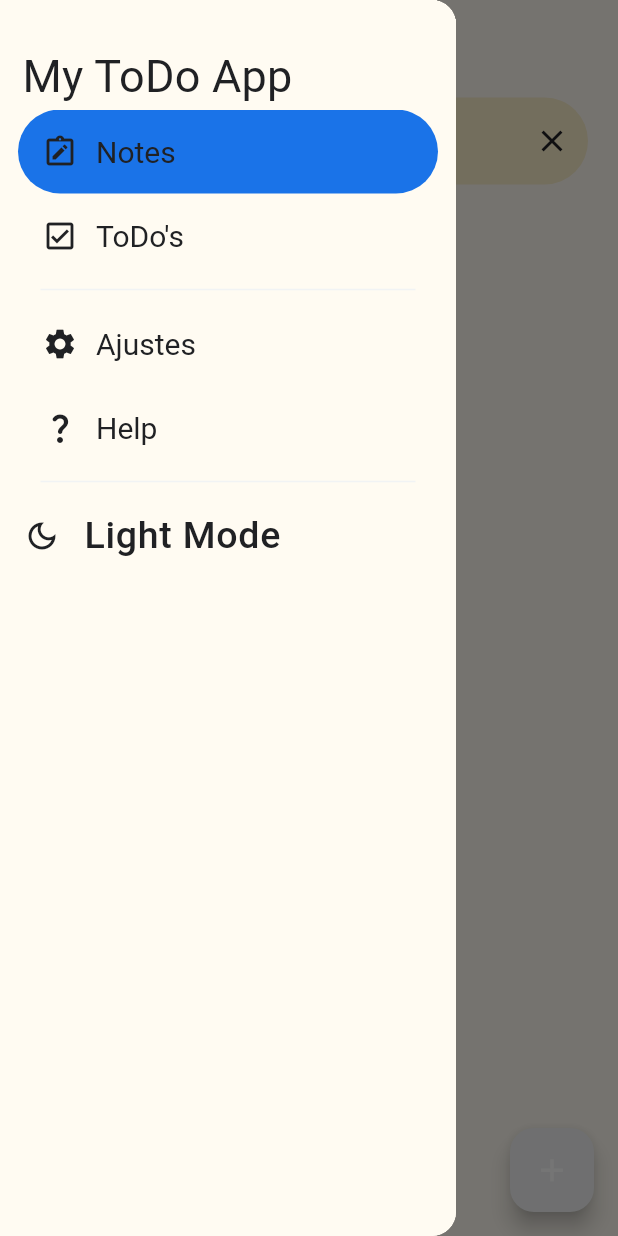
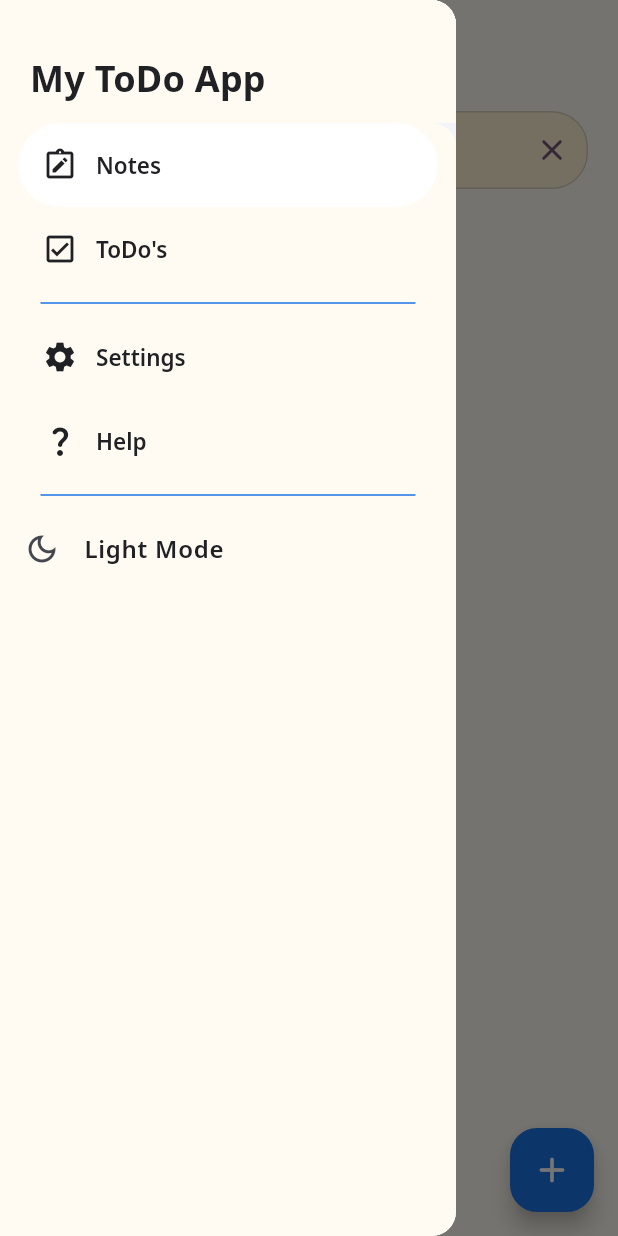
Before and after one commit to Slowriide/to_do_app, a Flutter app: the screen it shows after launch, with the side drawer open, on a phone screen of 412 x 824 dp. Run offline on Flutter 3.47's test engine with Material 3 defaults, Android fonts, the phone set to English and light mode, and no system bars; our stand-ins replace bloc, equatable, flutter_bloc, flutter_local_notifications, flutter_timezone, go_router and 4 more; accounts and stored records are empty; generated files the repository leaves out were written again.

Commit message:
Commit all pending repository changes

```diff
--- a/lib/common/widgets/my_drawer.dart
+++ b/lib/common/widgets/my_drawer.dart
@@ -30,11 +30,17 @@ class _MyDrawerState extends State<MyDrawer> {
       child: Column(
         children: [
           Container(
-            padding: const EdgeInsets.fromLTRB(15, 28, 0, 0),
+            padding: const EdgeInsets.fromLTRB(20, 34, 0, 12),
             decoration: BoxDecoration(color: theme.surface),
             child: Align(
               alignment: Alignment.bottomLeft,
-              child: Text("My ToDo App", style: textStyles.titleMedium),
+              child: Text(
+                "My ToDo App",
+                style: textStyles.titleMedium?.copyWith(
+                  fontSize: 24,
+                  fontWeight: FontWeight.w700,
+                ),
+              ),
             ),
           ),
           Expanded(
@@ -79,7 +85,7 @@ class _MyDrawerState extends State<MyDrawer> {
                 ),
                 NavigationDrawerDestination(
                   icon: Icon(Icons.settings),
-                  label: Text('Ajustes'),
+                  label: Text('Settings'),
                 ),
                 NavigationDrawerDestination(
                   icon: Icon(Icons.question_mark_rounded),
--- a/lib/core/config/theme/app_theme.dart
+++ b/lib/core/config/theme/app_theme.dart
@@ -2,223 +2,153 @@ import 'package:flutter/material.dart';
 import 'package:google_fonts/google_fonts.dart';
 import 'package:to_do_app/core/config/theme/app_colors.dart';
 
-/// A class that defines the application's theme based on the current mode (dark or light).
-///
-/// It provides methods to get the appropriate [ThemeData] for the application,
-/// and defines text styles for various text elements in the app.
+/// Defines the visual system for both light and dark modes.
 class AppTheme {
   final bool isDarkMode;
   late final AppColors colors;
   AppTheme({required this.isDarkMode}) {
     colors = AppColors(isDarkMode);
   }
-  ThemeData getTheme() {
-    return isDarkMode ? _darkTheme : _lightTheme;
-  }
 
-  final bodySmall = GoogleFonts.roboto()
-      .copyWith(color: const Color.fromARGB(255, 236, 236, 236), fontSize: 18);
-  final titleSmall = GoogleFonts.roboto().copyWith(fontSize: 20);
+  ThemeData getTheme() => isDarkMode ? _darkTheme : _lightTheme;
 
-  ThemeData get _darkTheme => ThemeData.dark().copyWith(
-        scaffoldBackgroundColor: colors.surface,
-        colorScheme: ColorScheme.dark(
-            brightness: Brightness.dark,
+  ThemeData _buildTheme(Brightness brightness) {
+    final scheme = ColorScheme.fromSeed(
+      seedColor: colors.onPrimary,
+      brightness: brightness,
+    ).copyWith(
+      primary: colors.onPrimary,
+      secondary: colors.secondary,
       surface: colors.surface,
       onSurface: colors.onSurface,
-            primary: colors.primary,
-            onPrimary: colors.onPrimary,
-            secondary: colors.secondary,
-            tertiary: colors.tertiary,
-            onTertiary: colors.onTertiary),
-        textTheme: TextTheme(
-          titleLarge: GoogleFonts.roboto().copyWith(
-            fontSize: 50,
-            fontWeight: FontWeight.bold,
-            color: colors.text,
+    );
+
+    final baseText = GoogleFonts.notoSansTextTheme().apply(
+      bodyColor: colors.text,
+      displayColor: colors.text,
+    );
+
+    return ThemeData(
+      useMaterial3: true,
+      brightness: brightness,
+      colorScheme: scheme,
+      scaffoldBackgroundColor: colors.surface,
+      textTheme: baseText.copyWith(
+        titleLarge: baseText.titleLarge?.copyWith(
+          fontSize: 30,
+          fontWeight: FontWeight.w700,
+          letterSpacing: -0.4,
         ),
-          titleMedium: GoogleFonts.roboto().copyWith(
-            fontSize: 30,
-            fontWeight: FontWeight.w400,
-            color: colors.text,
+        titleMedium: baseText.titleMedium?.copyWith(
+          fontSize: 22,
+          fontWeight: FontWeight.w600,
         ),
-          titleSmall: GoogleFonts.roboto().copyWith(fontSize: 20),
-          bodyLarge: GoogleFonts.roboto().copyWith(
-              color: colors.text, fontSize: 25, fontWeight: FontWeight.w500),
-          bodyMedium: GoogleFonts.roboto().copyWith(
-              color: colors.text, fontSize: 19, fontWeight: FontWeight.w500),
-          bodySmall:
-              GoogleFonts.roboto().copyWith(color: colors.text, fontSize: 18),
-          labelSmall:
-              GoogleFonts.roboto().copyWith(color: colors.text, fontSize: 15),
-          labelMedium: GoogleFonts.roboto().copyWith(
-              color: colors.text, fontSize: 16, fontWeight: FontWeight.w600),
+        bodyLarge: baseText.bodyLarge?.copyWith(
+          fontSize: 16,
+          fontWeight: FontWeight.w600,
         ),
-
-        //DATE PICKER
-        datePickerTheme: DatePickerThemeData(
-          cancelButtonStyle: TextButton.styleFrom(foregroundColor: colors.text),
-          confirmButtonStyle:
-              TextButton.styleFrom(foregroundColor: colors.text),
-          dividerColor: Colors.transparent,
-          headerHelpStyle: TextStyle(color: colors.text),
-          headerForegroundColor: colors.text,
-          backgroundColor: Color.fromARGB(255, 17, 17, 17),
-          todayBorder: BorderSide(
-            color: const Color.fromARGB(255, 64, 79, 165),
+        bodyMedium: baseText.bodyMedium?.copyWith(
+          fontSize: 15,
+          height: 1.35,
         ),
-          todayBackgroundColor: WidgetStateProperty.all(colors.purple),
-          yearStyle: TextStyle(color: colors.text),
-          inputDecorationTheme: InputDecorationTheme(
-            hintStyle: TextStyle(color: colors.text),
-            labelStyle: TextStyle(color: colors.purple),
-            focusColor: colors.text,
-            enabledBorder: UnderlineInputBorder(
-                borderSide: BorderSide(color: colors.purple)),
-            focusedBorder: OutlineInputBorder(
-                borderSide: BorderSide(color: colors.purple, width: 2)),
+        bodySmall: baseText.bodySmall?.copyWith(
+          fontSize: 13,
+          height: 1.3,
+          color: colors.tertiary,
         ),
       ),
-
-        //TIME PICKER
-        timePickerTheme: TimePickerThemeData(
-          cancelButtonStyle: TextButton.styleFrom(foregroundColor: colors.text),
-          confirmButtonStyle:
-              TextButton.styleFrom(foregroundColor: colors.text),
-          backgroundColor: Color.fromARGB(255, 17, 17, 17),
-          dialBackgroundColor: Color.fromARGB(255, 17, 17, 17),
-          hourMinuteColor: Color.fromARGB(210, 27, 27, 27),
-          hourMinuteTextColor: colors.text,
-          inputDecorationTheme: InputDecorationTheme(
-            contentPadding: EdgeInsets.symmetric(vertical: 10, horizontal: 12),
-            focusedBorder: OutlineInputBorder(
-              borderSide: BorderSide(color: colors.purple, width: 2),
-              borderRadius: BorderRadius.circular(8),
+      appBarTheme: AppBarTheme(
+        backgroundColor: colors.surface,
+        foregroundColor: colors.onSurface,
+        centerTitle: false,
+        titleTextStyle: GoogleFonts.notoSans(
+          fontSize: 28,
+          fontWeight: FontWeight.w700,
+          color: colors.onSurface,
         ),
-            enabledBorder: OutlineInputBorder(
-              borderSide: BorderSide(color: Colors.transparent, width: 2),
-              borderRadius: BorderRadius.circular(8),
+      ),
+      cardTheme: CardThemeData(
+        color: colors.primary,
+        elevation: 0,
+        margin: EdgeInsets.zero,
+        shape: RoundedRectangleBorder(
+          borderRadius: BorderRadius.circular(18),
+          side: BorderSide(
+            color: colors.tertiary.withValues(alpha: 0.28),
+            width: 1,
           ),
         ),
       ),
-        dialogTheme: DialogThemeData(
-          backgroundColor: Color.fromARGB(255, 17, 17, 17),
+      floatingActionButtonTheme: FloatingActionButtonThemeData(
+        backgroundColor: colors.onPrimary,
+        foregroundColor: Colors.white,
+        shape: RoundedRectangleBorder(borderRadius: BorderRadius.circular(18)),
       ),
-
-        //Tool tip
-        tooltipTheme: TooltipThemeData(
-          textStyle: bodySmall.copyWith(color: colors.text),
-          decoration: BoxDecoration(
-            color: colors.primary,
-            borderRadius: BorderRadius.circular(5),
+      inputDecorationTheme: InputDecorationTheme(
+        hintStyle: TextStyle(color: colors.tertiary),
+        filled: true,
+        fillColor: colors.surface2,
+        contentPadding:
+            const EdgeInsets.symmetric(horizontal: 16, vertical: 14),
+        border: OutlineInputBorder(
+          borderRadius: BorderRadius.circular(24),
+          borderSide: BorderSide(
+            color: colors.tertiary.withValues(alpha: 0.24),
           ),
         ),
-
-        navigationDrawerTheme: NavigationDrawerThemeData(
-          iconTheme: WidgetStatePropertyAll(IconThemeData(color: colors.text)),
-          labelTextStyle:
-              WidgetStatePropertyAll(titleSmall.copyWith(color: colors.text)),
-        ),
-      );
-
-  ThemeData get _lightTheme => ThemeData.light().copyWith(
-        scaffoldBackgroundColor: colors.surface,
-        colorScheme: ColorScheme.light(
-          surface: colors.surface,
-          onSurface: colors.onSurface,
-          primary: colors.primary,
-          onPrimary: colors.onPrimary,
-          secondary: colors.secondary,
-          tertiary: colors.tertiary,
-          onTertiary: colors.text,
-        ),
-        textTheme: TextTheme(
-          titleLarge: GoogleFonts.roboto().copyWith(
-            fontSize: 50,
-            fontWeight: FontWeight.bold,
-            color: colors.text,
-          ),
-          titleMedium: GoogleFonts.roboto().copyWith(
-            fontSize: 30,
-            fontWeight: FontWeight.w400,
-            color: colors.text,
-          ),
-          titleSmall: GoogleFonts.roboto().copyWith(fontSize: 20),
-          bodyLarge: GoogleFonts.roboto().copyWith(
-              color: colors.text, fontSize: 25, fontWeight: FontWeight.w500),
-          bodyMedium: GoogleFonts.roboto().copyWith(
-              color: colors.text, fontSize: 19, fontWeight: FontWeight.w500),
-          bodySmall:
-              GoogleFonts.roboto().copyWith(color: colors.text, fontSize: 18),
-          labelSmall:
-              GoogleFonts.roboto().copyWith(color: colors.text, fontSize: 15),
-          labelMedium: GoogleFonts.roboto().copyWith(
-              color: colors.text, fontSize: 16, fontWeight: FontWeight.w600),
-        ),
-
-        //DATE PICKER
-        datePickerTheme: DatePickerThemeData(
-          cancelButtonStyle: TextButton.styleFrom(foregroundColor: colors.text),
-          confirmButtonStyle:
-              TextButton.styleFrom(foregroundColor: colors.text),
-          dividerColor: Colors.transparent,
-          headerHelpStyle: TextStyle(color: colors.text),
-          headerForegroundColor: colors.text,
-          backgroundColor: colors.surface,
-          todayBorder: BorderSide(
-            color: Color(0xff7F5539),
-          ),
-          todayBackgroundColor: WidgetStateProperty.all(Color(0xff7F5539)),
-          yearStyle: TextStyle(color: colors.text),
-          inputDecorationTheme: InputDecorationTheme(
-            hintStyle: TextStyle(color: colors.text),
-            labelStyle: TextStyle(color: Color(0xff7F5539)),
-            focusColor: colors.text,
-            enabledBorder: UnderlineInputBorder(
-                borderSide: BorderSide(color: Color(0xff7F5539))),
-            focusedBorder: OutlineInputBorder(
-                borderSide: BorderSide(color: Color(0xff7F5539), width: 2)),
+        enabledBorder: OutlineInputBorder(
+          borderRadius: BorderRadius.circular(24),
+          borderSide: BorderSide(
+            color: colors.tertiary.withValues(alpha: 0.24),
           ),
         ),
-
-        //TIME PICKER
+        focusedBorder: OutlineInputBorder(
+          borderRadius: BorderRadius.circular(24),
+          borderSide: BorderSide(color: colors.onPrimary, width: 1.5),
+        ),
+      ),
+      datePickerTheme: DatePickerThemeData(
+        backgroundColor: colors.surface,
+        surfaceTintColor: Colors.transparent,
+        headerForegroundColor: colors.onSurface,
+        dayStyle: TextStyle(color: colors.onSurface),
+        todayBorder: BorderSide(color: colors.onPrimary),
+        todayBackgroundColor: WidgetStatePropertyAll(
+          colors.onPrimary.withValues(alpha: 0.12),
+        ),
+      ),
       timePickerTheme: TimePickerThemeData(
-          cancelButtonStyle: TextButton.styleFrom(foregroundColor: colors.text),
-          confirmButtonStyle:
-              TextButton.styleFrom(foregroundColor: colors.text),
         backgroundColor: colors.surface,
-          dialBackgroundColor: Color(0xFFE6CCB2),
-          hourMinuteColor: Color.fromARGB(210, 27, 27, 27),
-          hourMinuteTextColor: colors.text,
-          inputDecorationTheme: InputDecorationTheme(
-            contentPadding: EdgeInsets.symmetric(vertical: 10, horizontal: 12),
-            focusedBorder: OutlineInputBorder(
-              borderSide: BorderSide(color: Color(0xff7F5539), width: 2),
-              borderRadius: BorderRadius.circular(8),
+        dialBackgroundColor: colors.surface2,
+        hourMinuteColor: colors.surface2,
+        hourMinuteTextColor: colors.onSurface,
       ),
-            enabledBorder: OutlineInputBorder(
-              borderSide: BorderSide(color: Colors.transparent, width: 2),
-              borderRadius: BorderRadius.circular(8),
+      dialogTheme: DialogThemeData(
+        backgroundColor: colors.surface,
+        shape: RoundedRectangleBorder(borderRadius: BorderRadius.circular(20)),
+      ),
+      tooltipTheme: TooltipThemeData(
+        textStyle: TextStyle(color: colors.onSurface, fontSize: 13),
+        decoration: BoxDecoration(
+          color: colors.surface2,
+          borderRadius: BorderRadius.circular(10),
+        ),
+      ),
+      navigationDrawerTheme: NavigationDrawerThemeData(
+        backgroundColor: colors.surface,
+        indicatorColor: colors.onPrimary.withValues(alpha: 0.15),
+        iconTheme: WidgetStatePropertyAll(IconThemeData(color: colors.onSurface)),
+        labelTextStyle: WidgetStatePropertyAll(
+          GoogleFonts.notoSans(
+            color: colors.onSurface,
+            fontSize: 15,
+            fontWeight: FontWeight.w600,
           ),
         ),
       ),
-        dialogTheme: DialogThemeData(
-          backgroundColor: Color.fromARGB(255, 17, 17, 17),
-        ),
-
-        //Tool tip
-        tooltipTheme: TooltipThemeData(
-          textStyle: bodySmall.copyWith(color: colors.text),
-          decoration: BoxDecoration(
-            color: colors.primary,
-            borderRadius: BorderRadius.circular(5),
-          ),
-        ),
-
-        navigationDrawerTheme: NavigationDrawerThemeData(
-          iconTheme: WidgetStatePropertyAll(IconThemeData(color: colors.text)),
-          labelTextStyle:
-              WidgetStatePropertyAll(titleSmall.copyWith(color: colors.text)),
-        ),
     );
   }
+
+  ThemeData get _lightTheme => _buildTheme(Brightness.light);
+  ThemeData get _darkTheme => _buildTheme(Brightness.dark);
+}
--- a/lib/presentation/notes/notes_view.dart
+++ b/lib/presentation/notes/notes_view.dart
@@ -126,7 +126,7 @@ class _NotesViewState extends State<NotesView> {
           ? null
           : FloatingActionButton(
               onPressed: () => context.push('/addNote'),
-              child: Icon(Icons.add, color: Colors.white, size: 25),
+              child: const Icon(Icons.add_rounded, size: 28),
             ),
     );
   }
@@ -153,12 +153,12 @@ class _NotesViewState extends State<NotesView> {
         selected.isNotEmpty && selected.every((n) => n.isPinned);
 
     return SliverAppBar(
-      toolbarHeight: 60,
+      toolbarHeight: 68,
       foregroundColor: theme.onSurface,
       backgroundColor: theme.surface,
       pinned: true,
       elevation: 0,
-      centerTitle: true,
+      centerTitle: false,
       leading: isSelectionMode
           ? MyTooltip(
               message: 'Clear Selection',
@@ -182,7 +182,7 @@ class _NotesViewState extends State<NotesView> {
             : Text('Notes',
                 key: ValueKey('normal'),
                 style: textStyle.titleMedium?.copyWith(
-                  fontSize: 40,
+                  fontSize: 32,
                   fontWeight: FontWeight.bold,
                 )),
       ),
@@ -245,26 +245,18 @@ class _Body extends StatelessWidget {
     return Column(
       children: [
         Padding(
-          padding: EdgeInsets.fromLTRB(20, 5, 20, 0),
+          padding: const EdgeInsets.fromLTRB(20, 6, 20, 0),
           child: TextField(
             controller: textController,
             decoration: InputDecoration(
-              border: OutlineInputBorder(
-                borderRadius: BorderRadius.circular(30),
-                borderSide: BorderSide.none,
-              ),
-              prefixIcon: Icon(Icons.search, color: theme.onSurface),
+              prefixIcon: Icon(Icons.search_rounded, color: theme.tertiary),
               hintText: 'Search Notes',
-              filled: true,
-              fillColor: theme.secondary,
-              contentPadding:
-                  EdgeInsets.symmetric(horizontal: 10, vertical: 10),
               suffixIcon: IconButton(
                 onPressed: () {
                   textController.clear();
                   context.read<NoteSearchCubit>().clearSearch();
                 },
-                icon: Icon(Icons.close),
+                icon: Icon(Icons.close_rounded, color: theme.tertiary),
               ),
             ),
             onChanged: (value) {
```
Also changed, not shown: pubspec.lock, 1 other file. Lines whose indentation alone changed are shown as unchanged.
